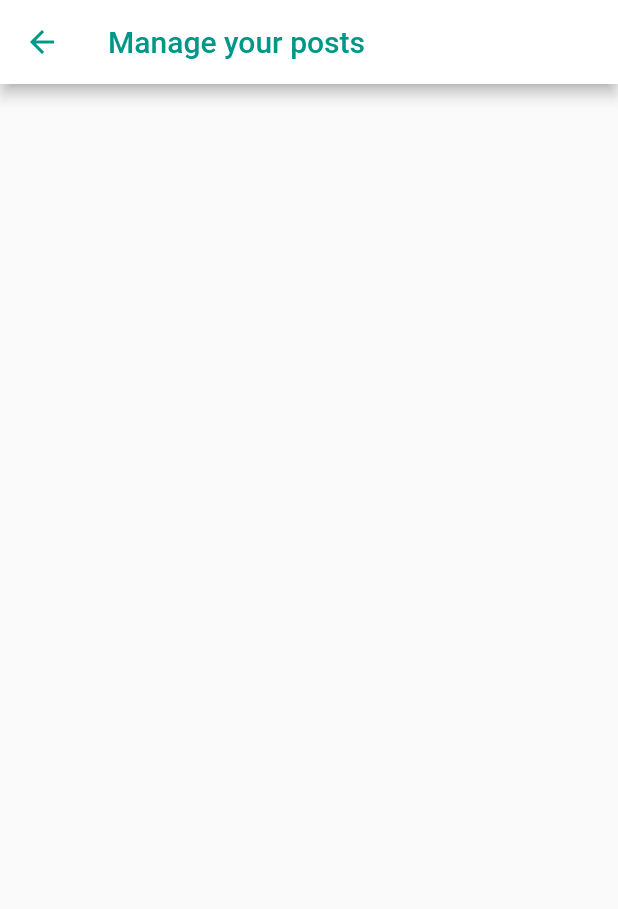
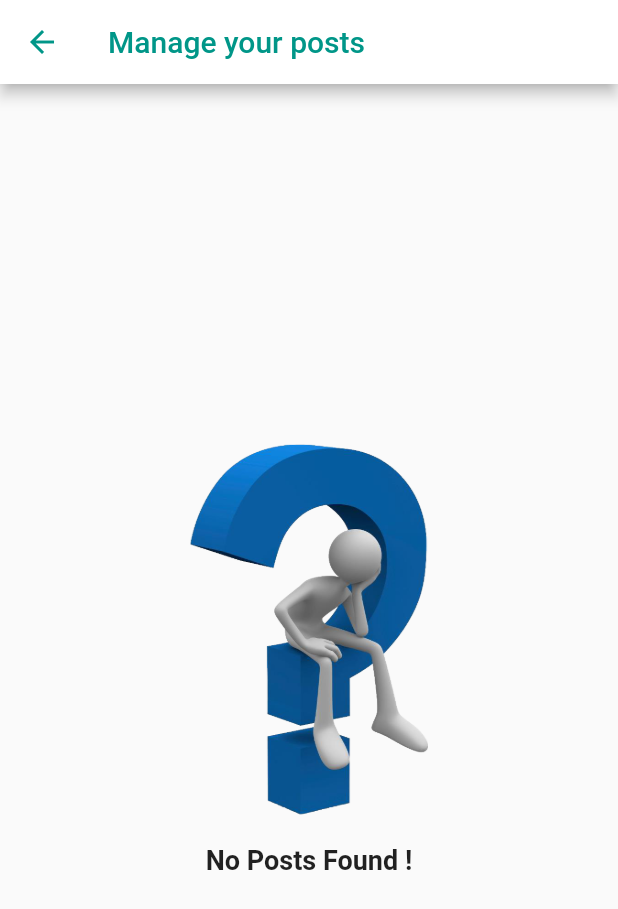
Before and after one commit to SanskarModi22/RecruitX, a Flutter app: the ManagePost screen opened directly, on a phone screen of 412 x 824 dp. Shown: the top 909 px of the screen. Run offline on Flutter 3.47's test engine with Material 2 defaults, Android fonts, the phone set to English and light mode, and no system bars; drawn by our look-alikes of overlay_support; our stand-ins replace animated_text_kit, cloud_firestore, connectivity_plus, firebase_auth, firebase_core, firebase_storage and 10 more; missing offline and left inert: dart:ffi, random_color, twilio_flutter; accounts and stored records are empty.

Commit message:
ui updates

```diff
--- a/lib/screens/manage_post_screen.dart
+++ b/lib/screens/manage_post_screen.dart
@@ -42,7 +42,27 @@ class _ManagePostState extends State<ManagePost> {
             ),
             backgroundColor: Colors.white,
           ),
-          body: Container(
+          body: shops.isEmpty
+              ? Center(
+                  child: Column(
+                    mainAxisSize: MainAxisSize.min,
+                    children: [
+                      Image.asset(
+                        'assets/images/waiting.png',
+                        height: MediaQuery.of(context).size.height * 0.3,
+                      ),
+                      SizedBox(
+                        height: 20,
+                      ),
+                      Text(
+                        'No Posts Found !',
+                        style: TextStyle(
+                            fontSize: 18, fontWeight: FontWeight.bold),
+                      ),
+                    ],
+                  ),
+                )
+              : Container(
                   height: MediaQuery.of(context).size.height,
                   child: ListView.builder(
                     itemCount: shops.length,
```
Also changed, not shown: lib/Employee/Home/employee_cards.dart (+20 -11 lines), lib/Employee/Home/employee_pref.dart (+20 -13 lines), lib/Employee/Home/manage_post_screen.dart (+20 -3 lines), lib/drawer/applicants.dart (+21 -1 lines), lib/drawer/drawer.dart (+25 -25 lines), lib/screens/manage_shops_screen.dart (+22 -9 lines), lib/screens/shop_details_screen.dart (+9 -1 lines), lib/widgets/newjob.dart (+20 -5 lines), lib/widgets/shop_refs.dart (+9 -3 lines). Lines whose indentation alone changed are shown as unchanged.
